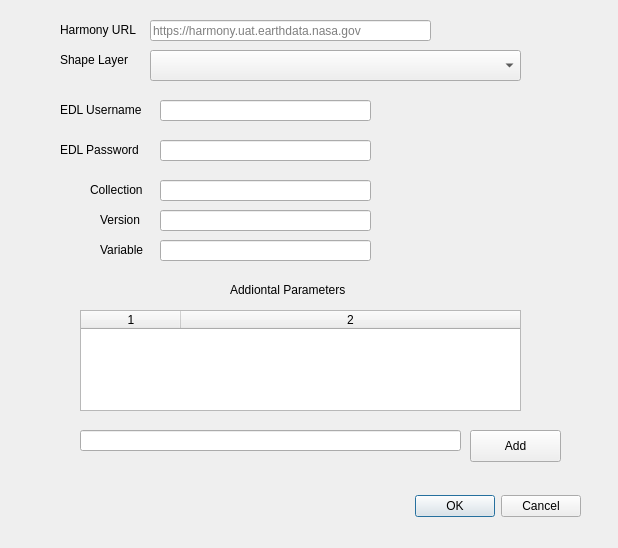
Qt form harmony_qgis_dialog_base.ui (nasa/harmony-qgis) before a commit.
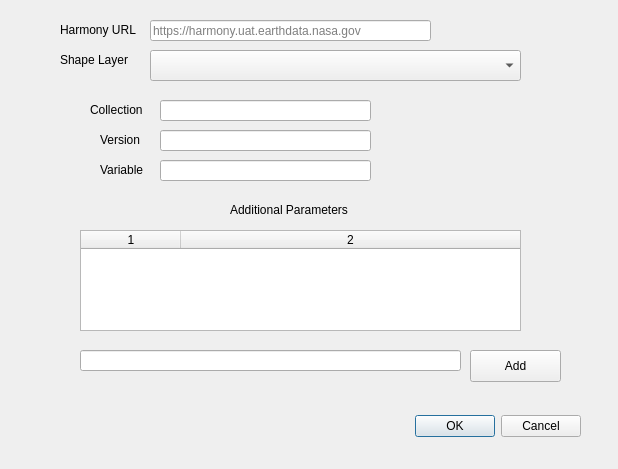
The same form after that commit.

```diff
--- a/harmony_qgis_dialog_base.ui
+++ b/harmony_qgis_dialog_base.ui
@@ -7,7 +7,7 @@
     <x>0</x>
     <y>0</y>
     <width>618</width>
-    <height>548</height>
+    <height>469</height>
    </rect>
   </property>
   <property name="windowTitle">
@@ -17,7 +17,7 @@
    <property name="geometry">
     <rect>
      <x>240</x>
-     <y>490</y>
+     <y>410</y>
      <width>341</width>
      <height>32</height>
     </rect>
@@ -33,7 +33,7 @@
    <property name="geometry">
     <rect>
      <x>80</x>
-     <y>310</y>
+     <y>230</y>
      <width>441</width>
      <height>101</height>
     </rect>
@@ -51,7 +51,7 @@
    <property name="geometry">
     <rect>
      <x>80</x>
-     <y>430</y>
+     <y>350</y>
      <width>381</width>
      <height>21</height>
     </rect>
@@ -64,7 +64,7 @@
    <property name="geometry">
     <rect>
      <x>470</x>
-     <y>430</y>
+     <y>350</y>
      <width>91</width>
      <height>32</height>
     </rect>
@@ -122,79 +122,24 @@
     <string>Shape Layer</string>
    </property>
   </widget>
-  <widget class="QLineEdit" name="lineEdit_2">
-   <property name="geometry">
-    <rect>
-     <x>160</x>
-     <y>100</y>
-     <width>211</width>
-     <height>21</height>
-    </rect>
-   </property>
-   <property name="clearButtonEnabled">
-    <bool>true</bool>
-   </property>
-  </widget>
-  <widget class="QLineEdit" name="lineEdit_3">
-   <property name="geometry">
-    <rect>
-     <x>160</x>
-     <y>140</y>
-     <width>211</width>
-     <height>21</height>
-    </rect>
-   </property>
-   <property name="echoMode">
-    <enum>QLineEdit::Password</enum>
-   </property>
-   <property name="clearButtonEnabled">
-    <bool>true</bool>
-   </property>
-  </widget>
-  <widget class="QLabel" name="label_5">
-   <property name="geometry">
-    <rect>
-     <x>60</x>
-     <y>100</y>
-     <width>91</width>
-     <height>20</height>
-    </rect>
-   </property>
-   <property name="text">
-    <string>EDL Username</string>
-   </property>
-  </widget>
-  <widget class="QLabel" name="label_6">
-   <property name="geometry">
-    <rect>
-     <x>60</x>
-     <y>140</y>
-     <width>91</width>
-     <height>20</height>
-    </rect>
-   </property>
-   <property name="text">
-    <string>EDL Password</string>
-   </property>
-  </widget>
   <widget class="QLabel" name="label_7">
    <property name="geometry">
     <rect>
      <x>230</x>
-     <y>280</y>
-     <width>131</width>
+     <y>200</y>
+     <width>141</width>
      <height>20</height>
     </rect>
    </property>
    <property name="text">
-    <string>Addiontal Parameters</string>
+    <string>Additional Parameters</string>
    </property>
   </widget>
   <widget class="QLineEdit" name="collectionField">
    <property name="geometry">
     <rect>
      <x>160</x>
-     <y>180</y>
+     <y>100</y>
      <width>211</width>
      <height>21</height>
     </rect>
@@ -210,7 +155,7 @@
    <property name="geometry">
     <rect>
      <x>90</x>
-     <y>180</y>
+     <y>100</y>
      <width>61</width>
      <height>20</height>
     </rect>
@@ -223,7 +168,7 @@
    <property name="geometry">
     <rect>
      <x>160</x>
-     <y>240</y>
+     <y>160</y>
      <width>211</width>
      <height>21</height>
     </rect>
@@ -239,7 +184,7 @@
    <property name="geometry">
     <rect>
      <x>100</x>
-     <y>240</y>
+     <y>160</y>
      <width>51</width>
      <height>20</height>
     </rect>
@@ -252,7 +197,7 @@
    <property name="geometry">
     <rect>
      <x>100</x>
-     <y>210</y>
+     <y>130</y>
      <width>51</width>
      <height>20</height>
     </rect>
@@ -265,7 +210,7 @@
    <property name="geometry">
     <rect>
      <x>160</x>
-     <y>210</y>
+     <y>130</y>
      <width>211</width>
      <height>21</height>
     </rect>
```
